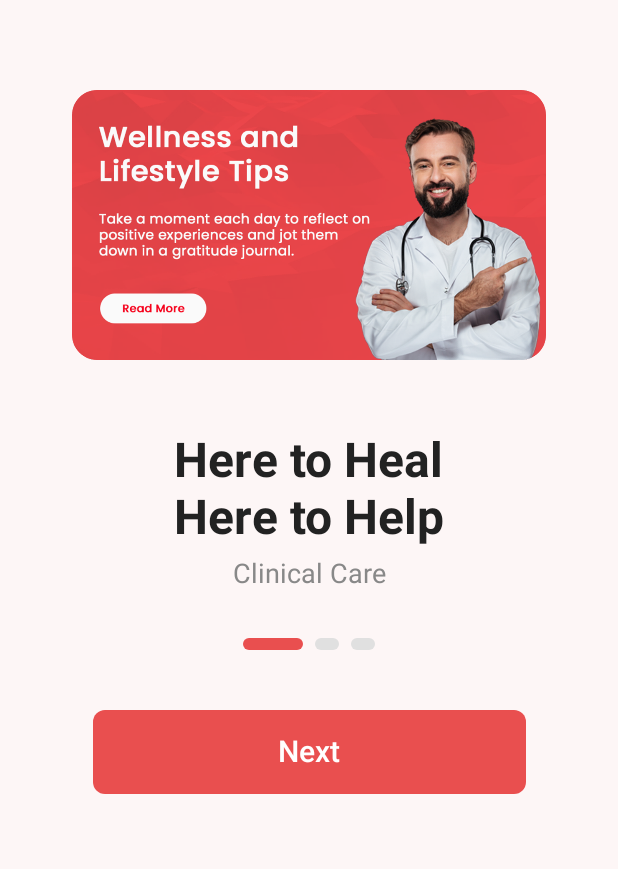
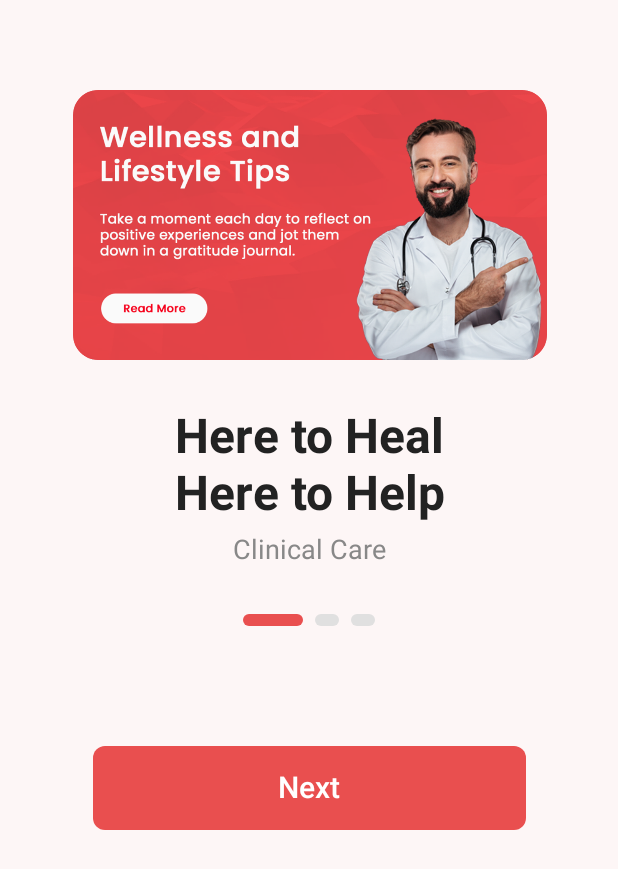
Before and after one commit to salmanmallah/Android-App-Emcura, an Android app built with Jetpack Compose: the screen it shows after launch (MainActivity), on a phone screen of 412 x 824 dp. Shown: the top 869 px of the screen. Run offline under Robolectric (Android 15) with nearby library versions, the phone set to English and light mode, and no system bars.

Commit message:
Refactor StartScreen layout to adjust image width and center alignment, and increase spacing for improved visual hierarchy

```diff
--- a/app/src/main/java/com/app/splashscreen/ui/start/StartScreen.kt
+++ b/app/src/main/java/com/app/splashscreen/ui/start/StartScreen.kt
@@ -88,7 +88,8 @@ fun StartScreen(onStartClick: () -> Unit) {
                     Box(
                         modifier = Modifier
                             .height(180.dp)
-                            .fillMaxWidth()
+                            .fillMaxWidth(0.85f)
+                            .align(Alignment.CenterHorizontally)
                     ) {
                         Image(
                             painter = painterResource(id = imageRes),
@@ -96,7 +97,7 @@ fun StartScreen(onStartClick: () -> Unit) {
                             modifier = Modifier.fillMaxSize()
                         )
                     }
-                    Spacer(modifier = Modifier.height(16.dp))
+//                    Spacer(modifier = Modifier.height(16.dp))
                     Spacer(modifier = Modifier.height(32.dp))
                     Text(
                         text = "Here to Heal\nHere to Help",
@@ -135,7 +136,7 @@ fun StartScreen(onStartClick: () -> Unit) {
                 }
             }
 
-            Spacer(modifier = Modifier.height(40.dp))
+            Spacer(modifier = Modifier.height(80.dp))
             if (currentStep < steps - 1) {
                 Button(
                     onClick = { currentStep++ },
```
